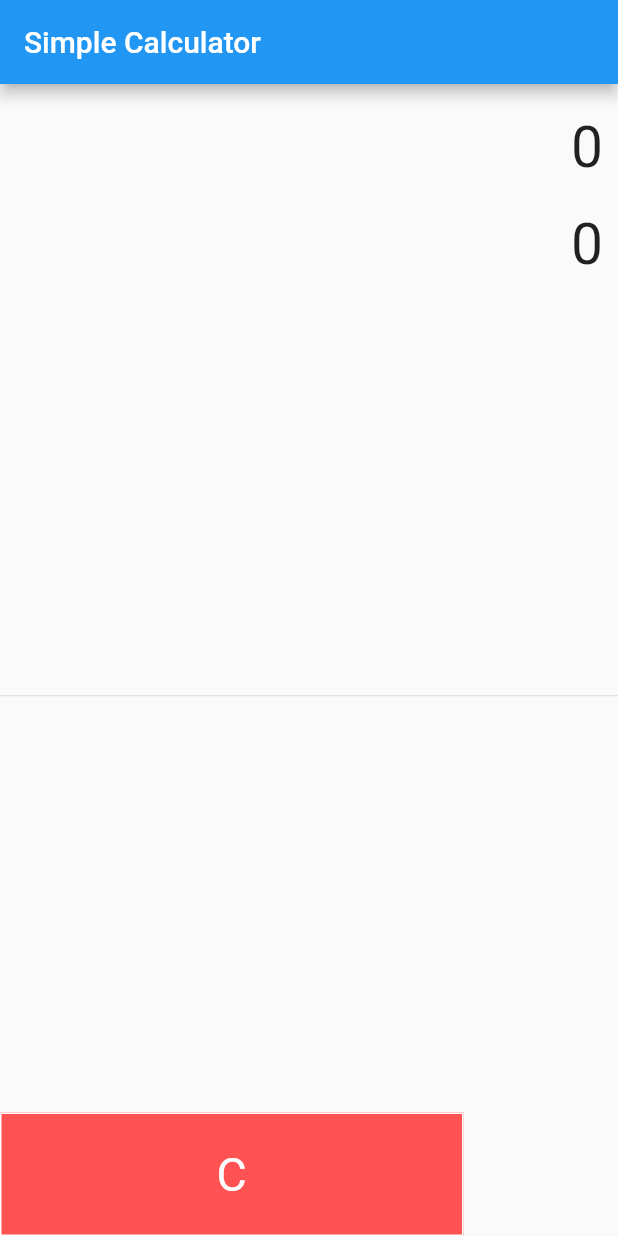
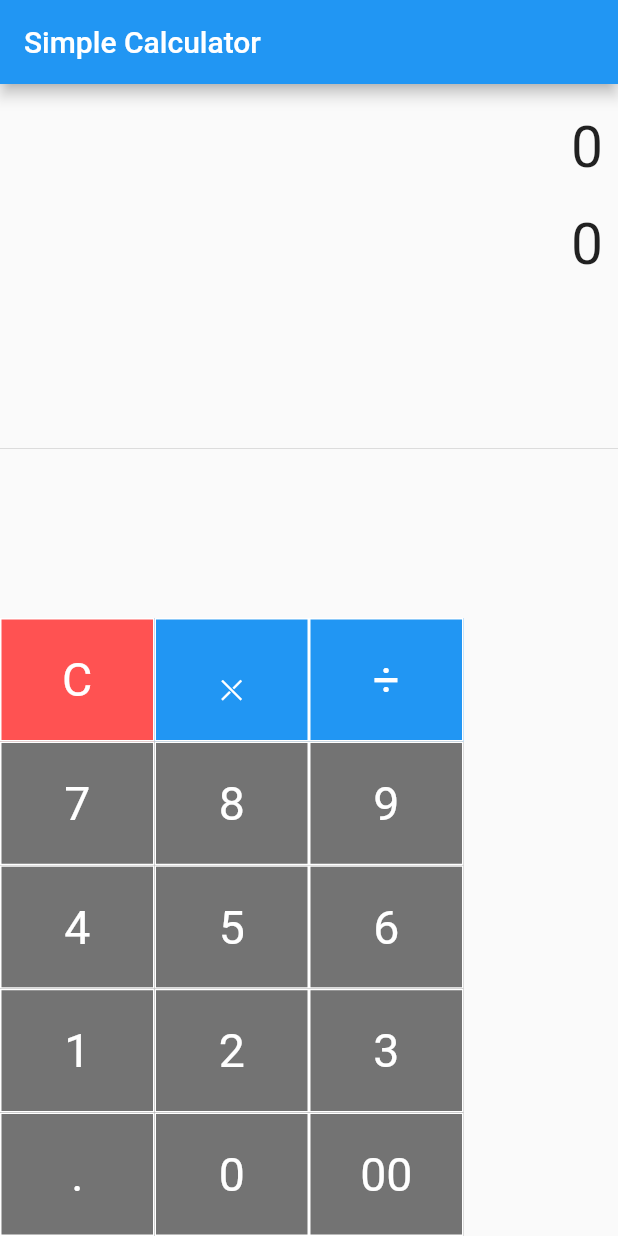
Before and after one commit to najmulmyself/Simple-Calculator, a Flutter app: the screen it shows after launch, on a phone screen of 412 x 824 dp. Run offline on Flutter 3.47's test engine with Material 2 defaults, Android fonts, the phone set to English and light mode, and no system bars.

Commit message:
number button added

```diff
--- a/lib/main.dart
+++ b/lib/main.dart
@@ -93,7 +93,39 @@ class _SimpleCalculatorState extends State<SimpleCalculator> {
                 child: Table(
                   children: [
                     TableRow(
-                      children: [buildButton("C", 1, Colors.redAccent)],
+                      children: [
+                        buildButton("C", 1, Colors.redAccent),
+                        buildButton("⤬", 1, Colors.blue),
+                        buildButton("÷", 1, Colors.blue),
+                      ],
+                    ),
+                    TableRow(
+                      children: [
+                        buildButton("7", 1, Colors.black54),
+                        buildButton("8", 1, Colors.black54),
+                        buildButton("9", 1, Colors.black54),
+                      ],
+                    ),
+                    TableRow(
+                      children: [
+                        buildButton("4", 1, Colors.black54),
+                        buildButton("5", 1, Colors.black54),
+                        buildButton("6", 1, Colors.black54),
+                      ],
+                    ),
+                    TableRow(
+                      children: [
+                        buildButton("1", 1, Colors.black54),
+                        buildButton("2", 1, Colors.black54),
+                        buildButton("3", 1, Colors.black54),
+                      ],
+                    ),
+                    TableRow(
+                      children: [
+                        buildButton(".", 1, Colors.black54),
+                        buildButton("0", 1, Colors.black54),
+                        buildButton("00", 1, Colors.black54),
+                      ],
                     ),
                   ],
                 ),
```
